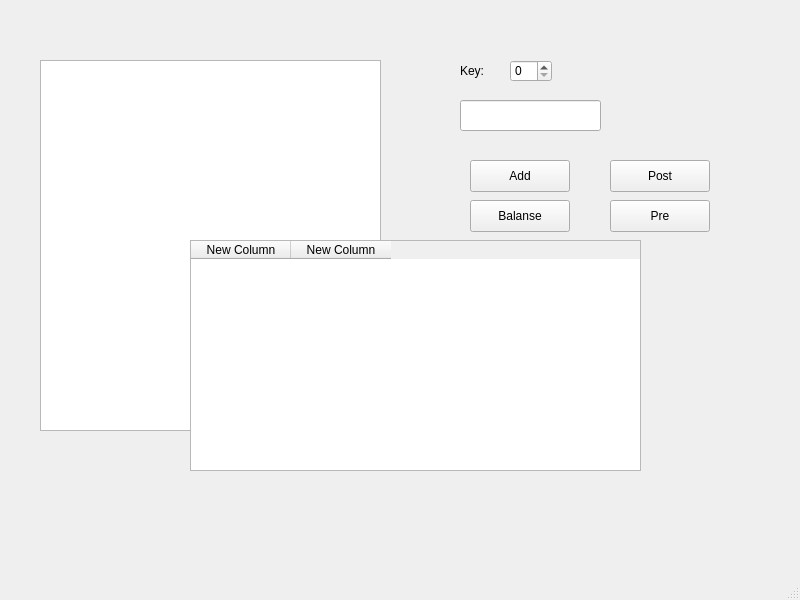
Qt form 353504/Литвинова Т. А./LabWork_7/Task_2/mainwindow.ui (voovoopeep/Fundamentals-of-algorithmization-and-programming) before a commit.
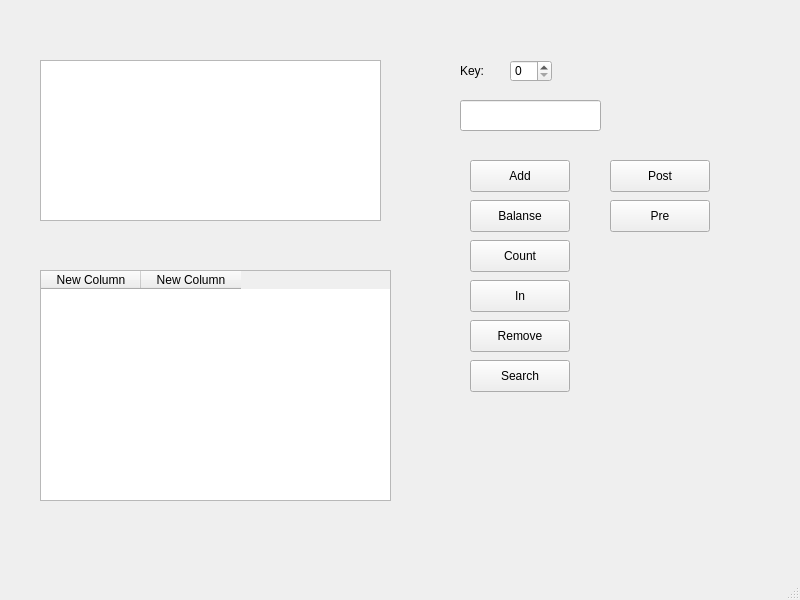
The same form after that commit.

```diff
--- a/353504/Литвинова Т. А./LabWork_7/Task_2/mainwindow.ui
+++ b/353504/Литвинова Т. А./LabWork_7/Task_2/mainwindow.ui
@@ -20,7 +20,7 @@
       <x>40</x>
       <y>60</y>
       <width>341</width>
-      <height>371</height>
+      <height>161</height>
      </rect>
     </property>
    </widget>
@@ -164,9 +164,9 @@
    <widget class="QTableWidget" name="tableWidget">
     <property name="geometry">
      <rect>
-      <x>190</x>
-      <y>240</y>
-      <width>451</width>
+      <x>40</x>
+      <y>270</y>
+      <width>351</width>
       <height>231</height>
      </rect>
     </property>
```
